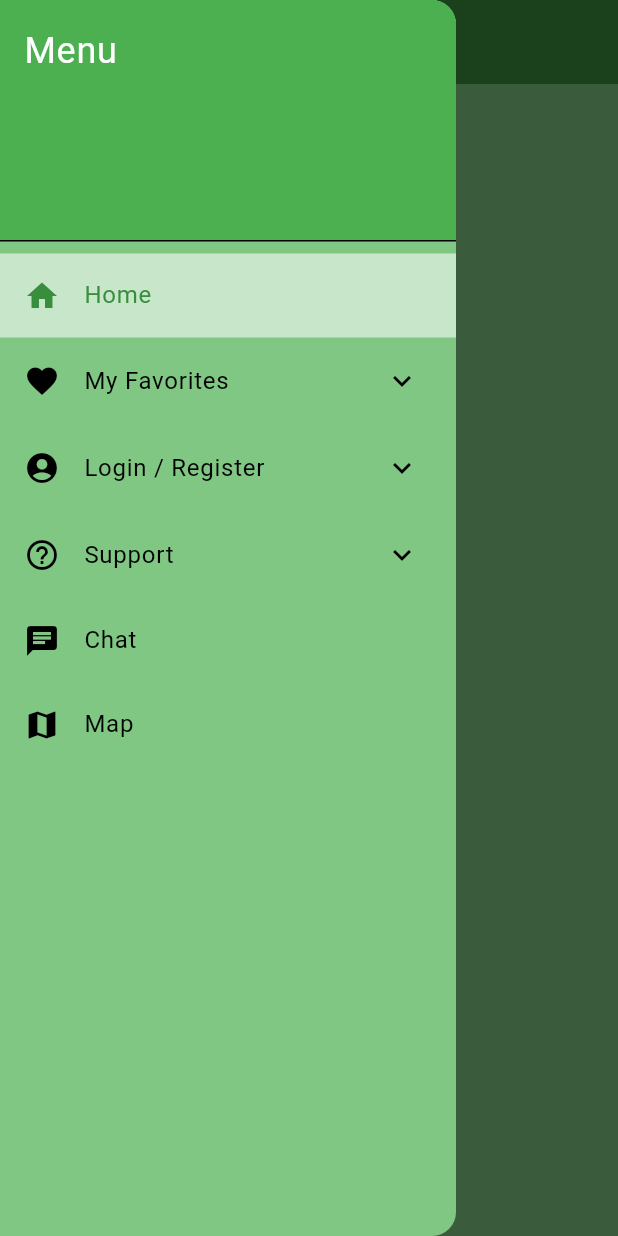
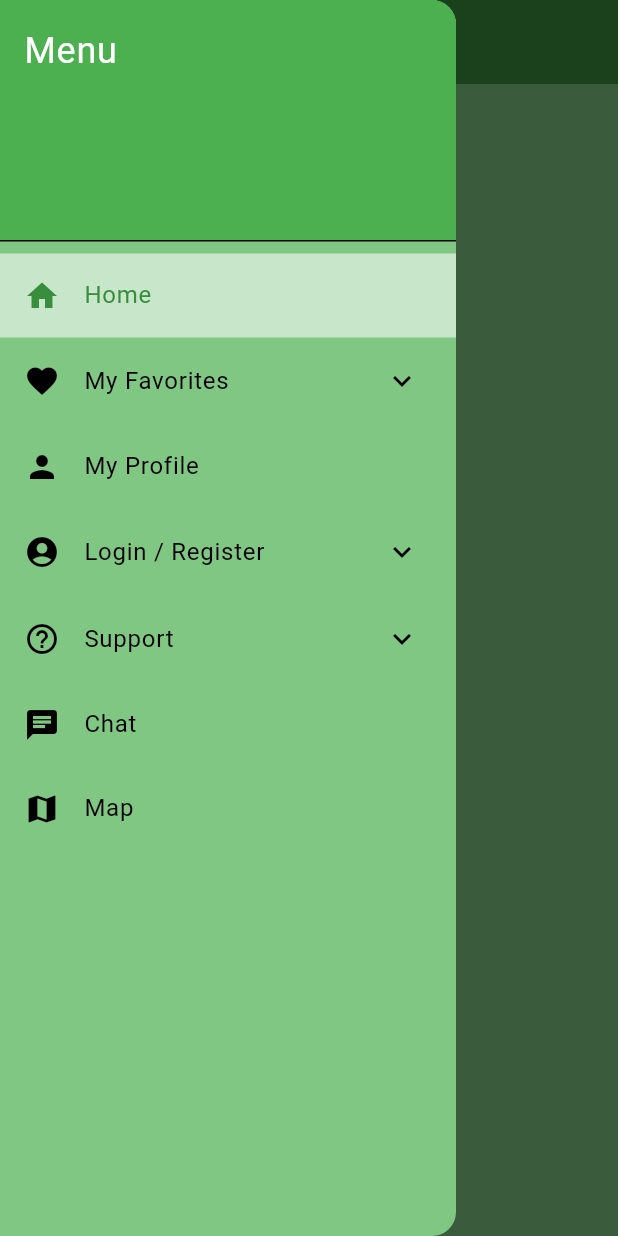
Before and after one commit to uprm-inso4101-2024-2025-s2/semester-project--uprm-online-marketplace, a Flutter app: the screen it shows after launch, with the side drawer open, on a phone screen of 412 x 824 dp. Run offline on Flutter 3.47's test engine with Material 3 defaults, Android fonts, the light colour scheme and no system bars; our stand-ins replace cloud_firestore, firebase_auth, firebase_core, go_router, google_sign_in; missing offline and left inert: dart:js_interop; accounts and stored records are empty; statements that could not run were skipped.

Commit message:
[Feature] Add profile page access from drawer
Summary:
Added a navigation item in the drawer to access the Profile page, allowing users to view their personal profile from the main app layout.

Changes:

Modified AppLayout.dart to include a "My Profile" option in the drawer menu.
Updated go_router configuration to register /profile route.
Created new ProfilePage widget with basic UI layout.
Why:
This allows users to easily access their profile page from anywhere in the app, improving usability and navigation flow.

Related Issues: #356

```diff
--- a/lib/Router/router.dart
+++ b/lib/Router/router.dart
@@ -22,6 +22,8 @@
 import '../pages/register_page.dart';
 import '../pages/setting_page.dart';
 
+import '../src/housing/pages/profile.dart';
+
 // bool isAuthenticated =
 //     true; // Cambiar a true para propositos de testing. Al final se debe cambiar y usar la logica de autenticacion
 
@@ -30,6 +32,7 @@
     _customPageRoute('/', HomePage()),
     _customPageRoute('/login', LoginPage(onTap: () {})),
     _customPageRoute('/register', RegisterPage(onTap: () {})), //sign up
+    GoRoute(path: '/profile', builder: (context, state) => ProfileScreen()),
     // GoRoute(
     //   path: '/profile',
     //   pageBuilder:
--- a/lib/widgets/app_layout.dart
+++ b/lib/widgets/app_layout.dart
@@ -54,6 +54,15 @@
                 ),
               ],
             ),
+
+            _buildNavItem(
+              context,
+              Icons.person,
+              'My Profile',
+              '/profile',
+              currentRoute,
+            ),
+
             ExpansionTile(
               leading: const Icon(Icons.account_circle),
               title: const Text('Login / Register'),
```
Also changed, not shown: lib/src/housing/pages/profile.dart (+59 -59 lines).
